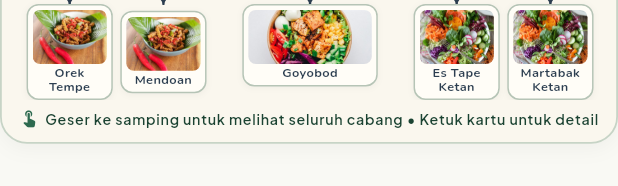
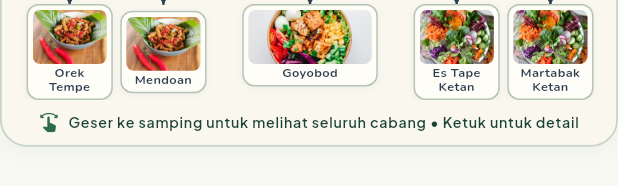
Before and after one commit to muradelhaq/etno, a Flutter app: the ConceptTreeMapWidget widget shown alone on an empty page, opened directly, on a phone screen of 412 x 824 dp. Shown: the part 282-468 px from the top of the screen. Run offline on Flutter 3.47's test engine with Material 3 defaults, Android fonts, the phone set to English and light mode, and no system bars; our stand-ins replace dio, fl_chart, flutter_animate, flutter_riverpod, go_router, google_fonts and 5 more; accounts and stored records are empty; network calls fail.

Commit message:
fix: hindari overflow teks panduan bawah pada layar portrait

```diff
--- a/lib/features/peta_konsep/presentation/widgets/concept_tree_map_widget.dart
+++ b/lib/features/peta_konsep/presentation/widgets/concept_tree_map_widget.dart
@@ -105,24 +105,28 @@ class ConceptTreeMapWidget extends StatelessWidget {
 
               // Bottom hint
               Padding(
-                padding: const EdgeInsets.only(bottom: 8, top: 6),
+                padding: const EdgeInsets.symmetric(horizontal: 10, vertical: 8),
                 child: Row(
                   mainAxisAlignment: MainAxisAlignment.center,
                   children: [
                     const Icon(
-                      Icons.touch_app_rounded,
-                      size: 13,
+                      Icons.swipe_rounded,
+                      size: 14,
                       color: AppColors.primaryGreen,
                     ),
-                    const SizedBox(width: 4),
-                    Text(
+                    const SizedBox(width: 6),
+                    Flexible(
+                      child: Text(
                         isScrollable
-                          ? 'Geser ke samping untuk melihat seluruh cabang • Ketuk kartu untuk detail'
+                            ? 'Geser ke samping untuk melihat seluruh cabang • Ketuk untuk detail'
                             : 'Ketuk kartu untuk melihat detail materi',
                         style: AppTextStyles.tagText.copyWith(
                           color: AppColors.primaryDark,
                           fontSize: 9.5,
                           fontWeight: FontWeight.w600,
+                        ),
+                        textAlign: TextAlign.center,
+                        softWrap: true,
                       ),
                     ),
                   ],
```
Lines whose indentation alone changed are shown as unchanged.
